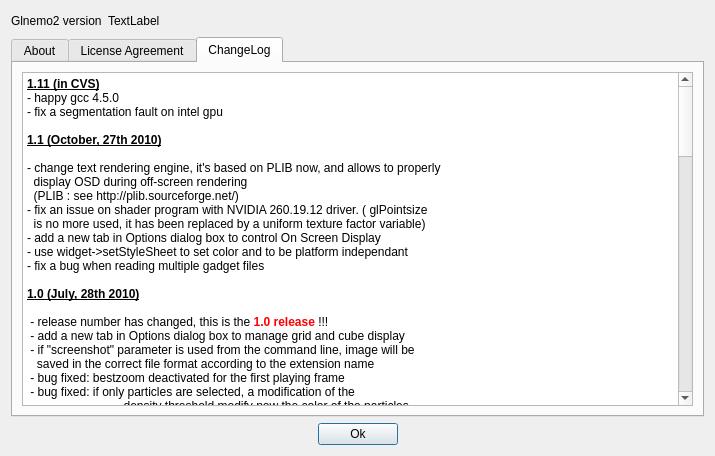
This is usr/jcl/glnemo2/src/formabout.ui in teuben/nemo as Qt 5 draws it before an edit. The edited form follows.
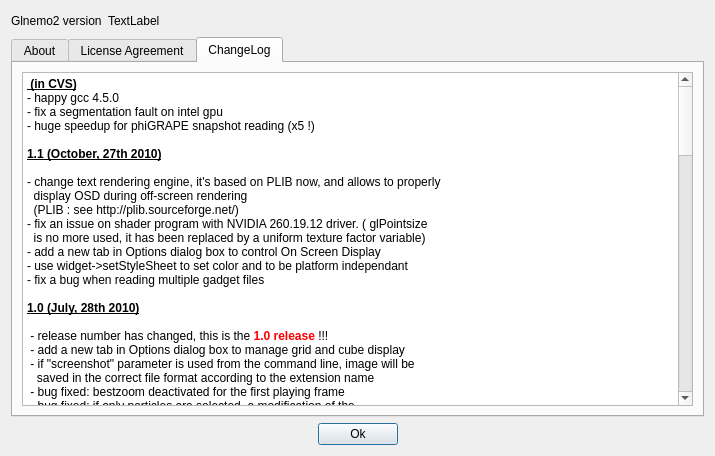
This is the edited form. The open tabs and pages were chosen to show the change. Icons and pictures are not drawn.

Commit message: huge speedup for phiGRAPE snapshot reading ( X 5 !! )

```diff
--- a/usr/jcl/glnemo2/src/formabout.ui
+++ b/usr/jcl/glnemo2/src/formabout.ui
@@ -1057,9 +1057,10 @@
 &lt;table border=&quot;0&quot; style=&quot;-qt-table-type: root; margin-top:4px; margin-bottom:4px; margin-left:4px; margin-right:4px;&quot;&gt;
 &lt;tr&gt;
 &lt;td style=&quot;border: none;&quot;&gt;
-&lt;p style=&quot; margin-top:0px; margin-bottom:0px; margin-left:0px; margin-right:0px; -qt-block-indent:0; text-indent:0px;&quot;&gt;&lt;span style=&quot; font-weight:600; text-decoration: underline;&quot;&gt;1.11 (in CVS)&lt;/span&gt;&lt;/p&gt;
+&lt;p style=&quot; margin-top:0px; margin-bottom:0px; margin-left:0px; margin-right:0px; -qt-block-indent:0; text-indent:0px;&quot;&gt;&lt;span style=&quot; font-weight:600; text-decoration: underline;&quot;&gt; (in CVS)&lt;/span&gt;&lt;/p&gt;
 &lt;p style=&quot; margin-top:0px; margin-bottom:0px; margin-left:0px; margin-right:0px; -qt-block-indent:0; text-indent:0px;&quot;&gt;- happy gcc 4.5.0&lt;/p&gt;
 &lt;p style=&quot; margin-top:0px; margin-bottom:0px; margin-left:0px; margin-right:0px; -qt-block-indent:0; text-indent:0px;&quot;&gt;- fix a segmentation fault on intel gpu&lt;/p&gt;
+&lt;p style=&quot; margin-top:0px; margin-bottom:0px; margin-left:0px; margin-right:0px; -qt-block-indent:0; text-indent:0px;&quot;&gt;- huge speedup for phiGRAPE snapshot reading (x5 !)&lt;/p&gt;
 &lt;p style=&quot;-qt-paragraph-type:empty; margin-top:0px; margin-bottom:0px; margin-left:0px; margin-right:0px; -qt-block-indent:0; text-indent:0px;&quot;&gt;&lt;/p&gt;
 &lt;p style=&quot; margin-top:0px; margin-bottom:0px; margin-left:0px; margin-right:0px; -qt-block-indent:0; text-indent:0px;&quot;&gt;&lt;span style=&quot; font-weight:600; text-decoration: underline;&quot;&gt;1.1 (October, 27th 2010)&lt;/span&gt;&lt;/p&gt;
 &lt;p style=&quot;-qt-paragraph-type:empty; margin-top:0px; margin-bottom:0px; margin-left:0px; margin-right:0px; -qt-block-indent:0; text-indent:0px; font-weight:600; text-decoration: underline;&quot;&gt;&lt;/p&gt;
```
Left out of the diff: 2 changed lines with no effect on the pictures. The commit also changes 2 other files.
